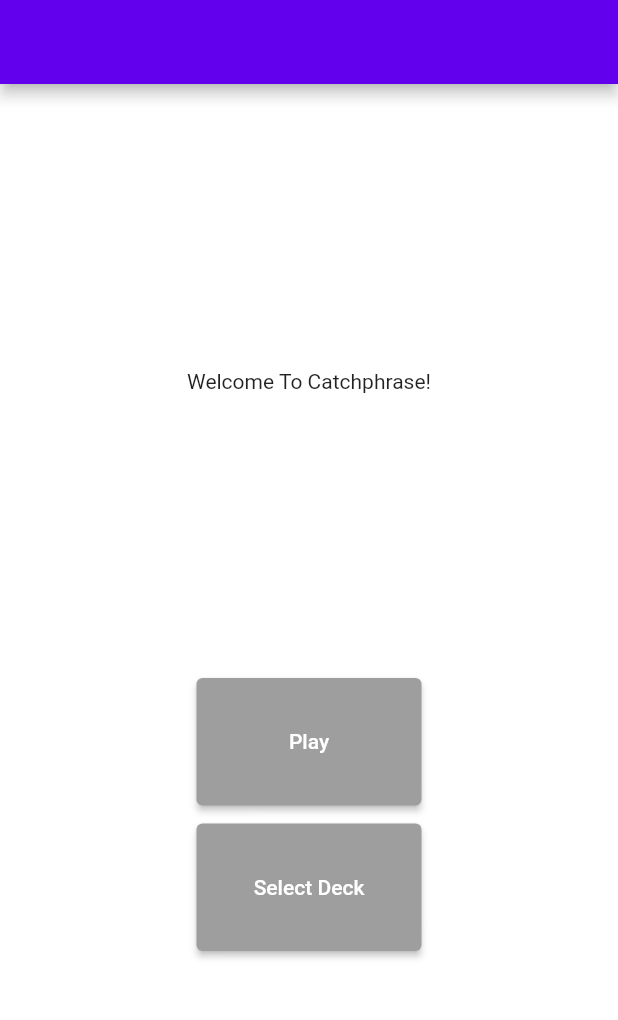
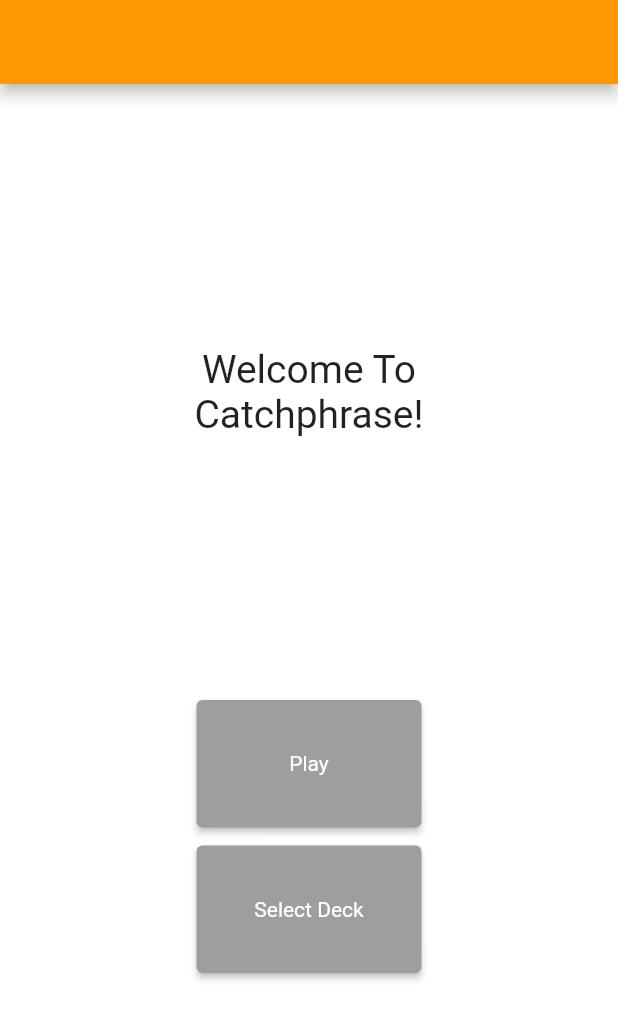
Before and after one commit to astutz96/catchphrase, a Flutter app: the screen it shows after launch, on a phone screen of 412 x 824 dp. Shown: the top 1020 px of the screen. Run offline on Flutter 3.47's test engine with Material 2 defaults, Android fonts, the phone set to English and light mode, and no system bars.

Commit message:
#3 #4 Adjusting center text on homepage

```diff
--- a/lib/home_screen.dart
+++ b/lib/home_screen.dart
@@ -11,7 +11,21 @@ class HomeScreen extends StatelessWidget {
           child: Column(
             mainAxisAlignment: MainAxisAlignment.spaceEvenly,
             children: <Widget>[
-              Text('Welcome To Catchphrase!'),
+              Center(
+                child: ConstrainedBox(
+                  constraints: BoxConstraints(
+                    maxWidth: 200,
+                    maxHeight: 200,
+                  ),
+                  child: Text(
+                    'Welcome To Catchphrase!',
+                    textAlign: TextAlign.center,
+                    style: TextStyle(
+                      fontSize: 26,
+                    ),
+                  ),
+                ),
+              ),
               Container(
                 child: Column(
                   mainAxisAlignment: MainAxisAlignment.spaceEvenly,
--- a/lib/main.dart
+++ b/lib/main.dart
@@ -12,12 +12,22 @@ class MyApp extends StatelessWidget {
       home: HomeScreen(),
       title: 'Flutter Demo',
       theme: ThemeData.from(
-        colorScheme: ColorScheme.light(),
+        colorScheme: ColorScheme.light(
+          primary: Colors.orange,
+          primaryVariant: Colors.orangeAccent,
+          secondary: Colors.blue,
+          secondaryVariant:  Colors.blueAccent,
+          background: Colors.blueGrey,
+          brightness: Brightness.light,
+        ),
       ).copyWith(
         elevatedButtonTheme: ElevatedButtonThemeData(
           style: ElevatedButton.styleFrom(
             primary: Colors.grey,
             onSurface: Colors.grey,
+            textStyle: TextStyle(
+
+            )
             ),
         ),
       ),
```
